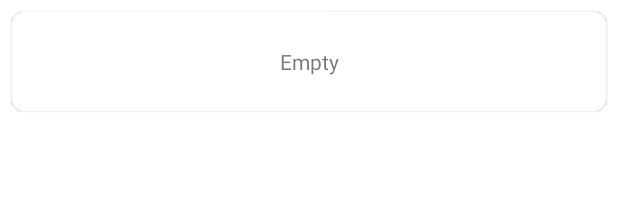
After one commit to llorenadenisa/DesignYourRoom-app, an Android app: the layout objects_card_layout.xml on its own in the app's theme, with its tools: preview values and no code run, on a phone screen of 412 x 824 dp. The commit adds this screen. Shown: the top 202 px of the screen. Run offline under Robolectric (Android 15) with nearby library versions, the phone set to English and light mode, and no system bars; network calls fail; Roboto replaces fonts that are not available here.

Commit message:
Object list + url to objects

```diff
--- a/DesignYourRoom/app/build.gradle
+++ b/DesignYourRoom/app/build.gradle
@@ -59,6 +59,6 @@ dependencies {
     implementation 'com.google.firebase:firebase-database:19.6.0'
     implementation 'org.tensorflow:tensorflow-lite:1.10.0'
     implementation("org.jetbrains.kotlinx:kotlinx-coroutines-core:1.3.7")
-
+    implementation 'androidx.recyclerview:recyclerview:1.1.0'
 }
 apply plugin: 'com.google.gms.google-services'
--- a/DesignYourRoom/app/src/main/AndroidManifest.xml
+++ b/DesignYourRoom/app/src/main/AndroidManifest.xml
@@ -17,8 +17,9 @@
         android:label="@string/app_name"
         android:roundIcon="@mipmap/ic_launcher_round"
         android:supportsRtl="true"
-        android:theme="@style/AppTheme">
-        <activity android:name=".MainActivity">
+        android:theme="@style/Theme.MaterialComponents.Light">
+        <activity android:name=".MainActivity"
+            tools:ignore="GoogleAppIndexingWarning">
             <intent-filter>
                 <action android:name="android.intent.action.MAIN" />
                 <category android:name="android.intent.category.LAUNCHER" />
--- a/DesignYourRoom/app/src/main/java/com/example/designyourroom/RoomObj.kt
+++ /dev/null
@@ -1,4 +0,0 @@
-package com.example.designyourroom
-
-class RoomObj(val id: String, val link: String) {
-}
--- a/DesignYourRoom/app/src/main/java/com/example/designyourroom/objdetection/TFLiteClassifier.kt
+++ b/DesignYourRoom/app/src/main/java/com/example/designyourroom/objdetection/TFLiteClassifier.kt
@@ -51,7 +51,6 @@ class TFLiteClassifier(private val inputSize: Int) : Classifier {
     }
 
     override fun recognize(bitmap: Bitmap): List<Recognition> {
-        // TODO 4: Step one is to convert the bitmap to a byte buffer.
         val byteBuff = convertBitmapToByteBuffer(bitmap)
 
         val result = Array(1) { ByteArray(labelList.size) }
--- /dev/null
+++ b/DesignYourRoom/app/src/main/res/layout/objects_card_layout.xml
@@ -0,0 +1,26 @@
+<?xml version="1.0" encoding="utf-8"?>
+<com.google.android.material.card.MaterialCardView xmlns:android="http://schemas.android.com/apk/res/android"
+    android:layout_width="match_parent"
+    android:layout_height="wrap_content"
+    xmlns:app="http://schemas.android.com/apk/res-auto"
+    app:cardCornerRadius="8dp"
+    android:layout_margin="8dp">
+
+    <LinearLayout
+        android:layout_width="match_parent"
+        android:layout_height="wrap_content"
+        android:padding="12dp"
+        android:orientation="horizontal">
+        <TextView
+            android:id="@+id/txv_content"
+            android:layout_width="0dp"
+            android:layout_height="42dp"
+            android:layout_weight="5"
+            android:gravity="center"
+            android:padding="4dp"
+            android:text="Empty"
+            android:textSize="14sp" />
+
+    </LinearLayout>
+
+</com.google.android.material.card.MaterialCardView>
```
Also changed, not shown: DesignYourRoom/app/src/main/java/com/example/designyourroom/ExampleObj.kt (added, +18 -0 lines), DesignYourRoom/app/src/main/java/com/example/designyourroom/ObjectsViewAdapter.kt (added, +70 -0 lines), DesignYourRoom/app/src/main/java/com/example/designyourroom/objdetection/SearchObj.kt (+20 -11 lines), DesignYourRoom/app/src/main/res/drawable/grad_list.xml (deleted, +0 -10 lines), DesignYourRoom/app/src/main/res/drawable/gradient_background1.xml (deleted, +0 -7 lines), DesignYourRoom/app/src/main/res/drawable/gradient_background2.xml (deleted, +0 -7 lines), DesignYourRoom/app/src/main/res/drawable/gradient_background3.xml (deleted, +0 -7 lines), DesignYourRoom/app/src/main/res/drawable/ic_baseline_bathtub.xml (added, +13 -0 lines), DesignYourRoom/app/src/main/res/drawable/ic_baseline_cloud_upload_24.xml (deleted, +0 -10 lines), DesignYourRoom/app/src/main/res/layout/edit_photo.xml (+16 -15 lines), DesignYourRoom/app/src/main/res/layout/obj_list.xml (+6 -7 lines).
